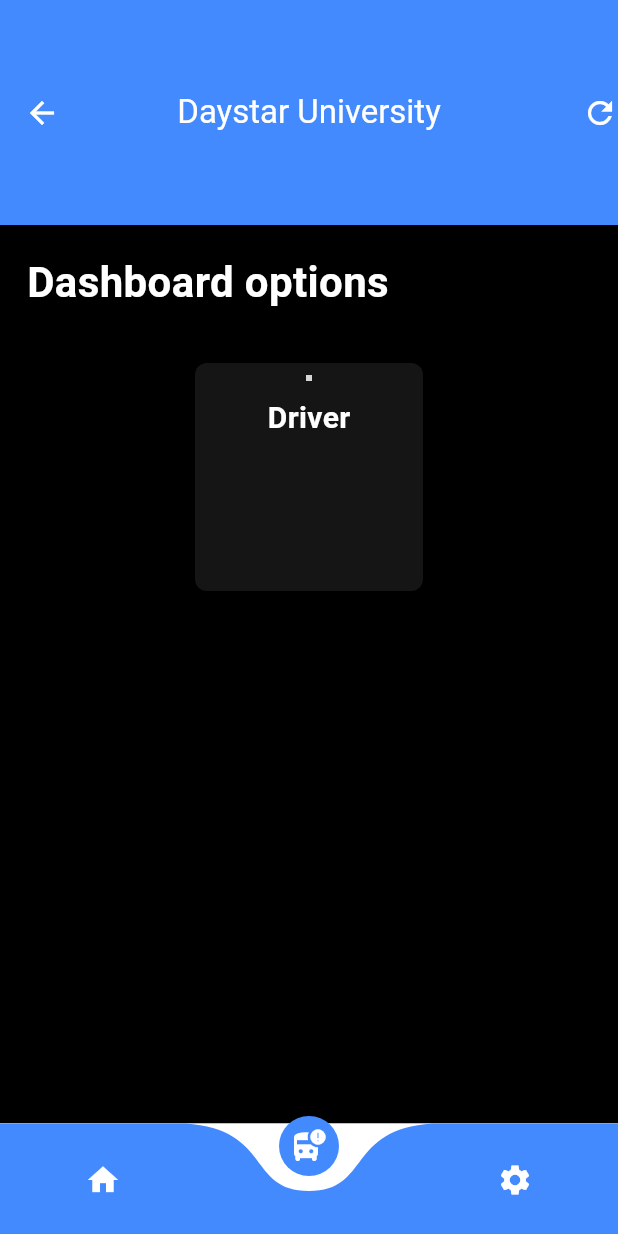
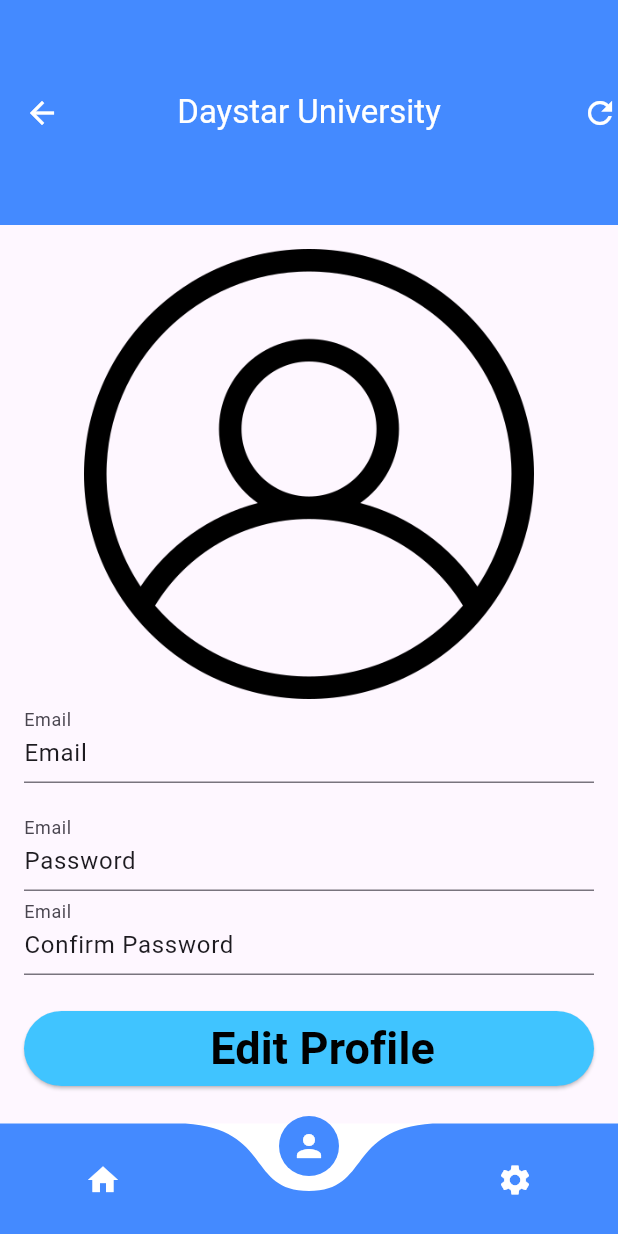
Before and after one commit to Eugene600/ACS314_first_app, a Flutter app: the Home screen opened by its route, item 2 of the bottom bar chosen, on a phone screen of 412 x 824 dp. Run offline on Flutter 3.47's test engine with Material 3 defaults, Android fonts, the phone set to English and light mode, and no system bars; drawn by our look-alikes of curved_navigation_bar; our stand-ins replace get, shared_preferences; accounts and stored records are empty; network calls fail; grey boxes are pictures that could not be loaded.

Commit message:
Added a booking2 page for now but soon to be removed

```diff
--- /dev/null
+++ b/flutter_application_2/lib/Views/booking2.dart
@@ -0,0 +1,81 @@
+import 'package:flutter/material.dart';
+import 'package:flutter_application_2/Views/busCard.dart';
+import 'package:flutter_application_2/Views/customButton.dart';
+import 'package:get/get.dart';
+
+class Booking2 extends StatelessWidget {
+  const Booking2({super.key});
+
+// Dummy user data (replace with your authentication/user management system)
+  // String _userName = 'John Doe';
+  // String _email = 'john.doe@example.com';
+
+  @override
+  Widget build(BuildContext context) {
+    return Scaffold(
+      body: Padding(
+        padding: const EdgeInsets.all(16.0),
+        child: Form(
+          // key: _formKey,
+          child: Column(
+            crossAxisAlignment: CrossAxisAlignment.stretch,
+            children: [
+              Image.asset(
+                "assets/images/user.png",
+                width: 300,
+                height: 300,
+                // height: 300,
+              ),
+              TextFormField(
+                initialValue: "Email",
+                decoration: InputDecoration(labelText: 'Email'),
+                validator: (value) {
+                  if (value == null || value.isEmpty) {
+                    return 'Please enter a valid email address';
+                  }
+                  return null;
+                },
+                onSaved: (value) {},
+              ),
+              SizedBox(height: 16),
+              TextFormField(
+                initialValue: "Password",
+                decoration: InputDecoration(labelText: 'Email'),
+                validator: (value) {
+                  if (value == null || value.isEmpty || !value.contains('@')) {
+                    return 'Please enter a valid password';
+                  }
+                  return null;
+                },
+                onSaved: (value) {},
+              ),
+              TextFormField(
+                initialValue: "Confirm Password",
+                decoration: InputDecoration(labelText: 'Email'),
+                validator: (value) {
+                  if (value == null || value.isEmpty || !value.contains('@')) {
+                    return 'Please enter a valid password';
+                  }
+                  return null;
+                },
+                onSaved: (value) {},
+              ),
+              SizedBox(height: 24),
+              // ElevatedButton(
+              //   onPressed: () {},
+              //   child: Text('Edit Profile'),
+              // ),
+              CustomButton(
+                label: "Edit Profile",
+                // icon: icon
+                action: () {
+                  Get.offAndToNamed("/Login");
+                },
+              )
+            ],
+          ),
+        ),
+      ),
+    );
+  }
+}
--- a/flutter_application_2/lib/Views/customButton.dart
+++ b/flutter_application_2/lib/Views/customButton.dart
@@ -5,13 +5,13 @@ import 'package:get/get_core/src/get_main.dart';
 
 class CustomButton extends StatelessWidget {
   final String label;
-  final IconData icon;
+  final IconData? icon;
   final VoidCallback? action;
 
   const CustomButton({
     super.key,
     required this.label,
-    required this.icon,
+    this.icon,
     this.action,
   });
 
--- a/flutter_application_2/lib/Views/home.dart
+++ b/flutter_application_2/lib/Views/home.dart
@@ -3,6 +3,7 @@ import 'package:flutter/foundation.dart';
 import 'package:flutter/material.dart';
 import 'package:flutter_application_2/Controller/homePage_controller.dart';
 import 'package:flutter_application_2/Views/booking.dart';
+import 'package:flutter_application_2/Views/booking2.dart';
 import 'package:flutter_application_2/Views/calculator.dart';
 import 'package:flutter_application_2/Views/homePage.dart';
 import 'package:flutter_application_2/Views/settings.dart';
@@ -13,7 +14,7 @@ import 'package:get/get.dart';
 //Class File
 var screens = [
   HomePage(),
-  Booking(),
+  Booking2(),
   Settings(),
 ];
 
@@ -85,7 +86,7 @@ class Home extends StatelessWidget {
             color: appWhiteColor,
           ),
           Icon(
-            Icons.bus_alert_rounded,
+            Icons.person,
             color: appWhiteColor,
           ),
           // Icon(
```
Also changed, not shown: flutter_application_2/lib/Views/login.dart (+7 -7 lines), flutter_application_2/lib/Views/settings.dart (+18 -18 lines).
